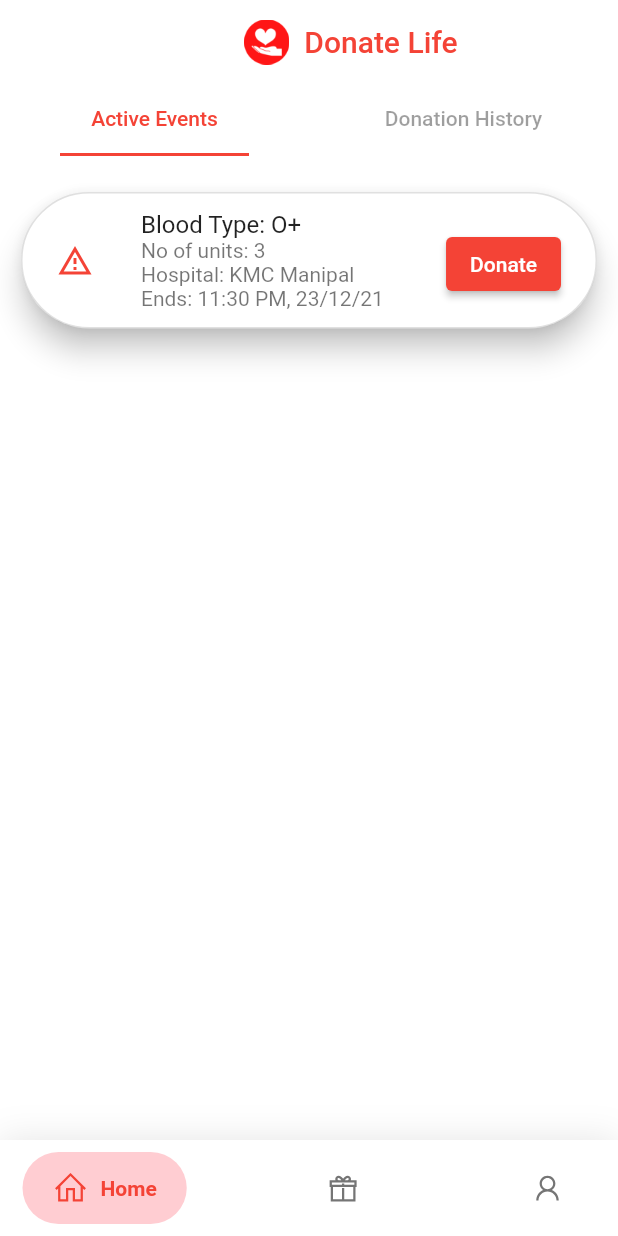
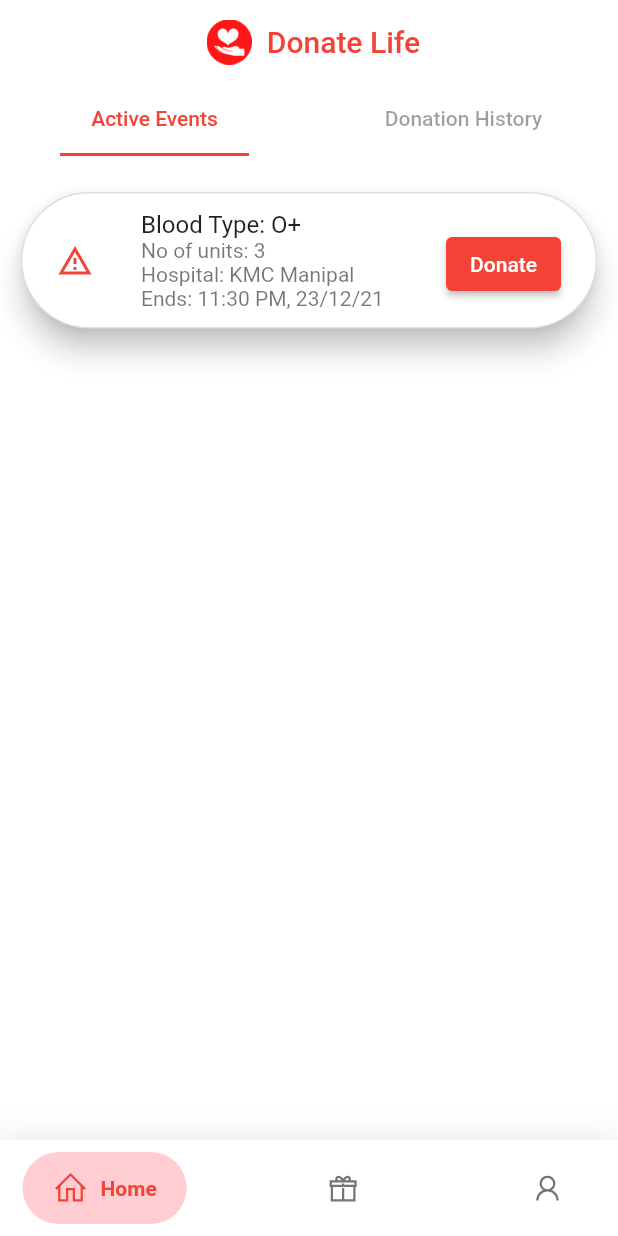
Before and after one commit to nrd26/donate_life, a Flutter app: the screen it shows after launch, on a phone screen of 412 x 824 dp. Run offline on Flutter 3.47's test engine with Material 2 defaults, Android fonts, the light colour scheme and no system bars; drawn by our look-alikes of google_nav_bar; our stand-ins replace badges, carousel_slider, line_icons; missing offline and left inert: coupon_uikit.

Commit message:
Alignment and design

```diff
--- a/lib/homecontrol.dart
+++ b/lib/homecontrol.dart
@@ -38,7 +38,8 @@ class _HomeControlState extends State<HomeControl> {
       appBar: AppBar(
         centerTitle: true,
         elevation: 0.0,
-        title: Container(
+        title: Padding(
+          padding: const EdgeInsets.fromLTRB(0, 0, 50, 0),
           child: Row(
               mainAxisAlignment: MainAxisAlignment.center,
               children: [
```
Also changed, not shown: lib/Screens/Rewards/rewards.dart (+26 -5 lines). Lines whose indentation alone changed are shown as unchanged.
